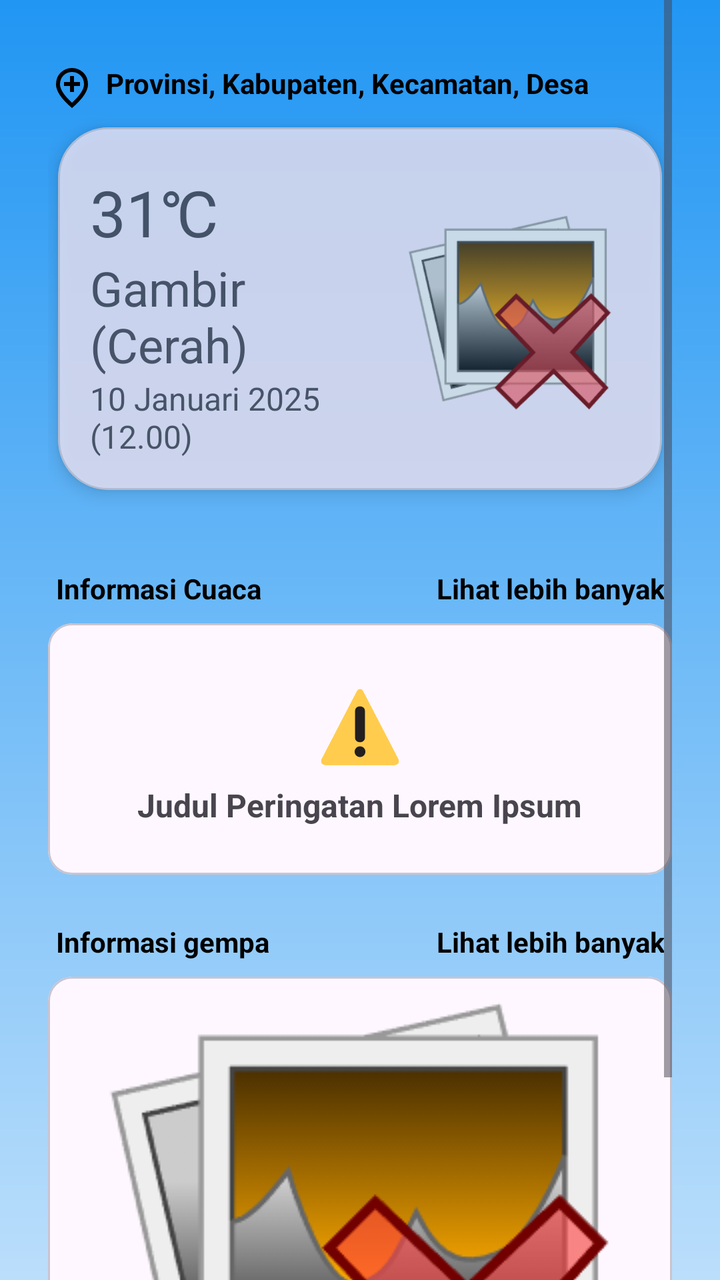
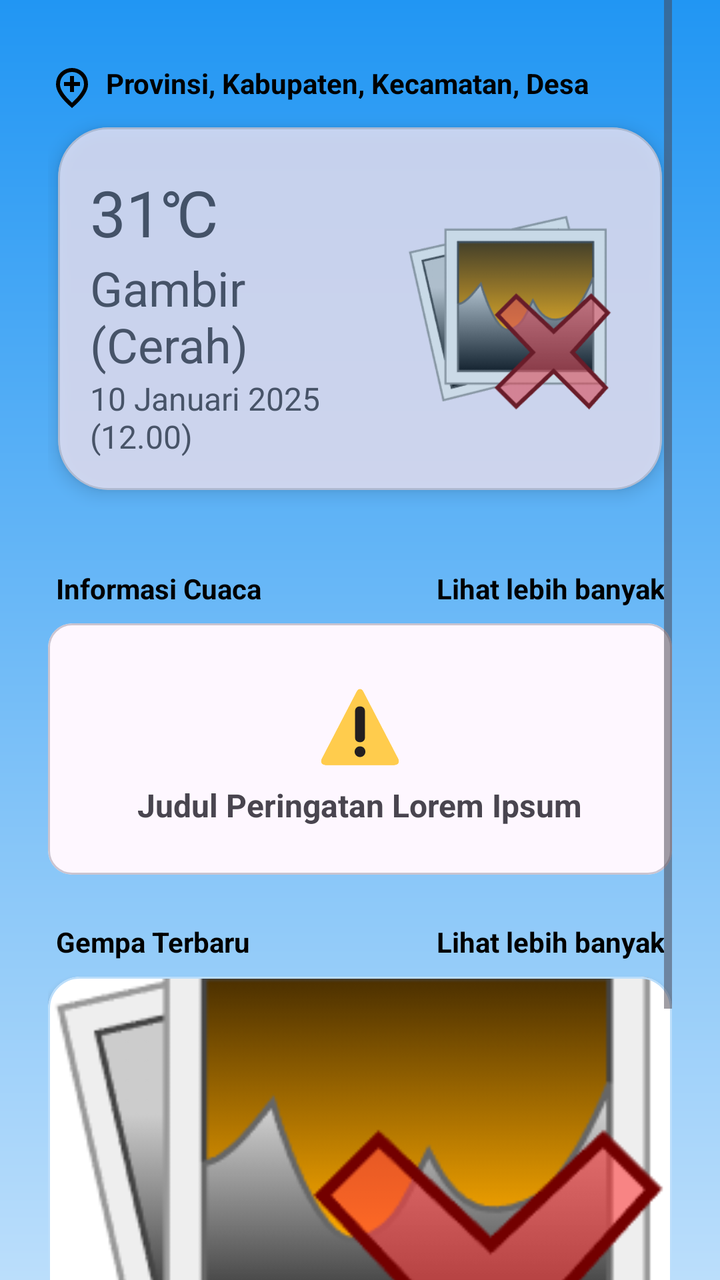

Screens rendered from an Android XML layout before and after an edit, with the pre-edit source and the edit as a unified diff.
<!-- AndroidManifest.xml: application theme Theme.Perbana -->
<!-- res/layout/activity_main.xml -->
<?xml version="1.0" encoding="utf-8"?>
<ScrollView xmlns:android="http://schemas.android.com/apk/res/android"
    xmlns:app="http://schemas.android.com/apk/res-auto"
    xmlns:tools="http://schemas.android.com/tools"
    android:layout_width="match_parent"
    android:layout_height="match_parent"
    android:fillViewport="true"
    android:background="@drawable/background_sunny"
    android:paddingHorizontal="24dp">

    <FrameLayout
        android:layout_width="match_parent"
        android:layout_height="wrap_content">

        <LinearLayout
            android:layout_width="match_parent"
            android:layout_height="wrap_content"
            android:id="@+id/main"
            tools:context=".MainActivity"
            android:orientation="vertical">

            <LinearLayout
                android:id="@+id/llLocation"
                android:layout_width="match_parent"
                android:layout_height="wrap_content"
                android:orientation="horizontal"
                android:layout_marginTop="32dp">

                <ImageView
                    android:layout_width="wrap_content"
                    android:layout_height="wrap_content"
                    android:src="@drawable/outline_add_location_24"/>

                <TextView
                    android:id="@+id/tvLocation"
                    android:layout_width="wrap_content"
                    android:layout_height="wrap_content"
                    android:text="Provinsi, Kabupaten, Kecamatan, Desa"
                    android:layout_weight="1"
                    android:layout_marginHorizontal="5dp"
                    android:textColor="@color/black"
                    android:textStyle="bold"/>

            </LinearLayout>

            <com.google.android.material.card.MaterialCardView
                android:id="@+id/cardMainWeather"
                android:layout_width="match_parent"
                android:layout_height="wrap_content"
                android:layout_marginBottom="8dp"
                android:alpha="0.8"
                app:cardCornerRadius="25dp"
                app:cardElevation="5dp"
                app:cardPreventCornerOverlap="false"
                app:cardUseCompatPadding="true">

                <LinearLayout
                    android:layout_width="match_parent"
                    android:layout_height="match_parent"
                    android:orientation="horizontal"
                    android:padding="16dp"
                    android:baselineAligned="false"
                    android:gravity="center_vertical">

                    <LinearLayout
                        android:layout_width="0dp"
                        android:layout_height="wrap_content"
                        android:orientation="vertical"
                        android:layout_marginEnd="5dp"
                        android:layout_weight="1">

                        <TextView
                            android:id="@+id/tvMainCurrentPlace"
                            android:layout_width="wrap_content"
                            android:layout_height="wrap_content"
                            android:layout_marginTop="5dp"
                            android:text="31\u2103"
                            android:textSize="32sp" />

                        <TextView
                            android:id="@+id/tvMainCurrentWeather"
                            android:layout_width="wrap_content"
                            android:layout_height="wrap_content"
                            android:text="Gambir (Cerah)"
                            android:textSize="24sp" />

                        <TextView
                            android:id="@+id/tvMainCurrentTime"
                            android:layout_width="wrap_content"
                            android:layout_height="wrap_content"
                            android:text="10 Januari 2025 (12.00)"
                            android:textSize="16sp" />
                    </LinearLayout>

                    <ImageView
                        android:id="@+id/ivCurrentWeather"
                        android:layout_width="120dp"
                        android:layout_height="120dp"
                        android:padding="8dp"
                        android:src="@drawable/missing_image"
                        android:scaleType="fitCenter"
                        android:adjustViewBounds="true"
                        android:contentDescription="Gambar ikon cuaca"/>
                </LinearLayout>


            </com.google.android.material.card.MaterialCardView>

            <androidx.recyclerview.widget.RecyclerView
                android:id="@+id/rvMainWeather"
                android:layout_width="match_parent"
                android:layout_height="wrap_content"
                android:layout_marginTop="8dp"
                android:nestedScrollingEnabled="false" />


            <com.google.android.material.card.MaterialCardView
                android:id="@+id/cardWeatherList"
                android:layout_width="match_parent"
                android:layout_height="wrap_content"
                android:layout_marginTop="8dp"
                android:visibility="gone">

                <LinearLayout
                    android:layout_width="match_parent"
                    android:layout_height="match_parent"
                    android:gravity="center"
                    android:orientation="vertical"
                    android:padding="24dp"
                    tools:ignore="UseCompoundDrawables">

                    <ImageView
                        android:id="@+id/ivWeatherWarning"
                        android:layout_width="40dp"
                        android:layout_height="40dp"
                        android:layout_margin="8dp"
                        android:src="@drawable/warning"
                        android:contentDescription="@string/warning_image"/>

                    <TextView
                        android:id="@+id/tvTitleWeatherWarning"
                        android:layout_width="wrap_content"
                        android:layout_height="wrap_content"
                        android:layout_marginHorizontal="8dp"
                        android:text="Data cuaca tidak tersedia"
                        android:textSize="16sp"
                        android:textStyle="bold" />

                </LinearLayout>


            </com.google.android.material.card.MaterialCardView>

            <LinearLayout
                android:layout_width="match_parent"
                android:layout_height="wrap_content"
                android:orientation="horizontal"
                android:weightSum="2"
                android:paddingHorizontal="4dp"
                android:layout_marginTop="16dp">

                <TextView
                    android:layout_width="0dp"
                    android:layout_height="wrap_content"
                    android:text="Informasi Cuaca"
                    android:textStyle="bold"
                    android:layout_weight="1"
                    android:textColor="@color/black"/>

                <TextView
                    android:layout_width="0dp"
                    android:layout_height="wrap_content"
                    android:text="Lihat lebih banyak"
                    android:textStyle="bold"
                    android:layout_weight="1"
                    android:gravity="right"
                    android:textColor="@color/black"/>
            </LinearLayout>

            <com.google.android.material.card.MaterialCardView
                android:id="@+id/cardWeatherWarning"
                android:layout_width="match_parent"
                android:layout_height="wrap_content"
                android:layout_marginTop="8dp"
                android:layout_marginBottom="24dp">

                <LinearLayout
                    android:layout_width="match_parent"
                    android:layout_height="match_parent"
                    android:gravity="center"
                    android:orientation="vertical"
                    android:padding="24dp"
                    tools:ignore="UseCompoundDrawables">

                    <ImageView
                        android:layout_width="40dp"
                        android:layout_height="40dp"
                        android:layout_margin="8dp"
                        android:src="@drawable/warning"
                        android:contentDescription="@string/warning_image"/>

                    <TextView
                        android:layout_width="wrap_content"
                        android:layout_height="wrap_content"
                        android:layout_marginHorizontal="8dp"
                        android:text="@string/warning_title"
                        android:textSize="16sp"
                        android:textStyle="bold" />

                </LinearLayout>
            </com.google.android.material.card.MaterialCardView>


            <LinearLayout
                android:layout_width="match_parent"
                android:layout_height="wrap_content"
                android:orientation="horizontal"
                android:weightSum="2"
                android:paddingHorizontal="4dp">

                <TextView
                    android:layout_width="0dp"
                    android:layout_height="wrap_content"
                    android:text="Informasi gempa"
                    android:textStyle="bold"
                    android:layout_weight="1"
                    android:textColor="@color/black"/>

                <TextView
                    android:id="@+id/tv_more_earthquake"
                    android:layout_width="0dp"
                    android:layout_height="wrap_content"
                    android:text="Lihat lebih banyak"
                    android:textStyle="bold"
                    android:layout_weight="1"
                    android:gravity="right"
                    android:textColor="@color/black"/>
            </LinearLayout>


            <com.google.android.material.card.MaterialCardView
                android:id="@+id/cardEarthQuakeWarning"
                android:layout_width="match_parent"
                android:layout_height="wrap_content"
                android:layout_marginTop="8dp"
                android:layout_marginBottom="16dp">

                <FrameLayout
                    android:layout_width="match_parent"
                    android:layout_height="match_parent">

                    <ImageView
                        android:id="@+id/ivAutoGempa"
                        android:layout_width="match_parent"
                        android:layout_height="match_parent"
                        android:scaleType="center"
                        android:src="@drawable/missing_image"/>
                </FrameLayout>

            </com.google.android.material.card.MaterialCardView>

        </LinearLayout>

        <ProgressBar
            android:id="@+id/pbMain"
            style="@style/Widget.AppCompat.ProgressBar"
            android:layout_width="wrap_content"
            android:layout_height="wrap_content"
            android:layout_gravity="center"
            android:visibility="gone"/>
    </FrameLayout>



</ScrollView>
<!-- resources referenced by this layout -->
<resources>
  <color name="black">#FF000000</color>
  <!-- drawable background_sunny (drawable) -->
  <?xml version="1.0" encoding="utf-8"?>
  <shape xmlns:android="http://schemas.android.com/apk/res/android" android:shape="rectangle">
      <gradient
          android:startColor="#2196F3"
          android:endColor="#BBDEFB"
          android:angle="270"/>
  </shape>
  <!-- drawable missing_image: png bitmap (drawable, 19068 bytes) -->
  <!-- drawable outline_add_location_24 (drawable) -->
  <vector xmlns:android="http://schemas.android.com/apk/res/android" android:height="24dp" android:tint="#000000" android:viewportHeight="960" android:viewportWidth="960" android:width="24dp">
        
      <path android:fillColor="@android:color/white" android:pathData="M440,560L520,560L520,440L640,440L640,360L520,360L520,240L440,240L440,360L320,360L320,440L440,440L440,560ZM480,774Q602,662 661,570.5Q720,479 720,408Q720,299 650.5,229.5Q581,160 480,160Q379,160 309.5,229.5Q240,299 240,408Q240,479 299,570.5Q358,662 480,774ZM480,880Q319,743 239.5,625.5Q160,508 160,408Q160,258 256.5,169Q353,80 480,80Q607,80 703.5,169Q800,258 800,408Q800,508 720.5,625.5Q641,743 480,880ZM480,400Q480,400 480,400Q480,400 480,400Q480,400 480,400Q480,400 480,400Q480,400 480,400Q480,400 480,400Q480,400 480,400Q480,400 480,400Z"/>
      
  </vector>
  <!-- drawable warning: png bitmap (drawable, 5751 bytes) -->
  <string name="warning_image">Warning image</string>
  <string name="warning_title">Judul Peringatan Lorem Ipsum</string>
  <style name="Theme.Perbana" parent="Base.Theme.Perbana" />
  <style name="Base.Theme.Perbana" parent="Theme.Material3.Light.NoActionBar">
          
          
      </style>
</resources>

<!-- the commit's change to res/layout/activity_main.xml (unified diff, before → after) -->
@@ -20,7 +20,7 @@
             android:orientation="vertical">
 
             <LinearLayout
-                android:id="@+id/llLocation"
+                android:id="@+id/ll_location"
                 android:layout_width="match_parent"
                 android:layout_height="wrap_content"
                 android:orientation="horizontal"
@@ -32,7 +32,7 @@
                     android:src="@drawable/outline_add_location_24"/>
 
                 <TextView
-                    android:id="@+id/tvLocation"
+                    android:id="@+id/tv_location"
                     android:layout_width="wrap_content"
                     android:layout_height="wrap_content"
                     android:text="Provinsi, Kabupaten, Kecamatan, Desa"
@@ -44,7 +44,7 @@
             </LinearLayout>
 
             <com.google.android.material.card.MaterialCardView
-                android:id="@+id/cardMainWeather"
+                android:id="@+id/card_main_weather"
                 android:layout_width="match_parent"
                 android:layout_height="wrap_content"
                 android:layout_marginBottom="8dp"
@@ -70,7 +70,7 @@
                         android:layout_weight="1">
 
                         <TextView
-                            android:id="@+id/tvMainCurrentPlace"
+                            android:id="@+id/tv_main_current_place"
                             android:layout_width="wrap_content"
                             android:layout_height="wrap_content"
                             android:layout_marginTop="5dp"
@@ -78,14 +78,14 @@
                             android:textSize="32sp" />
 
                         <TextView
-                            android:id="@+id/tvMainCurrentWeather"
+                            android:id="@+id/tv_main_current_weather"
                             android:layout_width="wrap_content"
                             android:layout_height="wrap_content"
                             android:text="Gambir (Cerah)"
                             android:textSize="24sp" />
 
                         <TextView
-                            android:id="@+id/tvMainCurrentTime"
+                            android:id="@+id/tv_main_current_time"
                             android:layout_width="wrap_content"
                             android:layout_height="wrap_content"
                             android:text="10 Januari 2025 (12.00)"
@@ -93,7 +93,7 @@
                     </LinearLayout>
 
                     <ImageView
-                        android:id="@+id/ivCurrentWeather"
+                        android:id="@+id/iv_current_weather"
                         android:layout_width="120dp"
                         android:layout_height="120dp"
                         android:padding="8dp"
@@ -107,7 +107,7 @@
             </com.google.android.material.card.MaterialCardView>
 
             <androidx.recyclerview.widget.RecyclerView
-                android:id="@+id/rvMainWeather"
+                android:id="@+id/rv_main_weather"
                 android:layout_width="match_parent"
                 android:layout_height="wrap_content"
                 android:layout_marginTop="8dp"
@@ -115,7 +115,7 @@
 
 
             <com.google.android.material.card.MaterialCardView
-                android:id="@+id/cardWeatherList"
+                android:id="@+id/card_weather_list"
                 android:layout_width="match_parent"
                 android:layout_height="wrap_content"
                 android:layout_marginTop="8dp"
@@ -130,7 +130,7 @@
                     tools:ignore="UseCompoundDrawables">
 
                     <ImageView
-                        android:id="@+id/ivWeatherWarning"
+                        android:id="@+id/iv_weather_warning"
                         android:layout_width="40dp"
                         android:layout_height="40dp"
                         android:layout_margin="8dp"
@@ -138,7 +138,7 @@
                         android:contentDescription="@string/warning_image"/>
 
                     <TextView
-                        android:id="@+id/tvTitleWeatherWarning"
+                        android:id="@+id/tv_title_weather_warning"
                         android:layout_width="wrap_content"
                         android:layout_height="wrap_content"
                         android:layout_marginHorizontal="8dp"
@@ -178,7 +178,7 @@
             </LinearLayout>
 
             <com.google.android.material.card.MaterialCardView
-                android:id="@+id/cardWeatherWarning"
+                android:id="@+id/card_weather_warning"
                 android:layout_width="match_parent"
                 android:layout_height="wrap_content"
                 android:layout_marginTop="8dp"
@@ -221,7 +221,7 @@
                 <TextView
                     android:layout_width="0dp"
                     android:layout_height="wrap_content"
-                    android:text="Informasi gempa"
+                    android:text="Gempa Terbaru"
                     android:textStyle="bold"
                     android:layout_weight="1"
                     android:textColor="@color/black"/>
@@ -239,30 +239,87 @@
 
 
             <com.google.android.material.card.MaterialCardView
-                android:id="@+id/cardEarthQuakeWarning"
+                android:id="@+id/card_earthquake_warning"
                 android:layout_width="match_parent"
                 android:layout_height="wrap_content"
                 android:layout_marginTop="8dp"
-                android:layout_marginBottom="16dp">
-
-                <FrameLayout
+                android:layout_marginBottom="16dp"
+                app:cardCornerRadius="16dp"
+                app:cardElevation="2dp"
+                app:strokeWidth="1dp"
+                app:strokeColor="@color/surface_card"
+                app:cardBackgroundColor="@color/white">
+
+                <LinearLayout
                     android:layout_width="match_parent"
-                    android:layout_height="match_parent">
+                    android:layout_height="wrap_content"
+                    android:orientation="vertical">
 
                     <ImageView
-                        android:id="@+id/ivAutoGempa"
+                        android:id="@+id/iv_auto_gempa"
                         android:layout_width="match_parent"
-                        android:layout_height="match_parent"
-                        android:scaleType="center"
-                        android:src="@drawable/missing_image"/>
-                </FrameLayout>
-
+                        android:layout_height="200dp"
+                        android:scaleType="centerCrop"
+                        android:src="@drawable/missing_image"
+                        android:contentDescription="Gambar auto gempa"/>
+                    
+                    <LinearLayout
+                        android:layout_width="match_parent"
+                        android:layout_height="wrap_content"
+                        android:orientation="vertical"
+                        android:padding="16dp">
+                        
+                        <LinearLayout
+                            android:layout_width="match_parent"
+                            android:layout_height="wrap_content"
+                            android:orientation="horizontal"
+                            android:gravity="center_vertical">
+                            
+                            <TextView
+                                android:id="@+id/tv_auto_magnitude"
+                                android:layout_width="wrap_content"
+                                android:layout_height="wrap_content"
+                                android:text="M 4.3"
+                                android:textColor="@color/danger"
+                                android:textStyle="bold"
+                                android:textSize="@dimen/text_size_h3"/>
+
+                            <TextView
+                                android:id="@+id/tv_auto_date"
+                                android:layout_width="0dp"
+                                android:layout_height="wrap_content"
+                                android:layout_weight="1"
+                                android:gravity="end"
+                                android:text="10 Agu 2026 • 03:35 WIB"
+                                android:textColor="@color/text_gray"
+                                android:textSize="12sp"/>
+                        </LinearLayout>
+
+                        <TextView
+                            android:id="@+id/tv_auto_region"
+                            android:layout_width="match_parent"
+                            android:layout_height="wrap_content"
+                            android:layout_marginTop="6dp"
+                            android:text="Wilayah pusat gempa"
+                            android:textColor="@color/primary_text"
+                            android:textSize="14sp"/>
+
+                        <TextView
+                            android:id="@+id/tv_auto_depth"
+                            android:layout_width="match_parent"
+                            android:layout_height="wrap_content"
+                            android:layout_marginTop="2dp"
+                            android:text="Kedalaman 15 km"
+                            android:textColor="@color/text_gray"
+                            android:textSize="12sp"/>
+                    </LinearLayout>
+                </LinearLayout>
             </com.google.android.material.card.MaterialCardView>
 
         </LinearLayout>
 
         <ProgressBar
-            android:id="@+id/pbMain"
+            android:id="@+id/pb_main"
             style="@style/Widget.AppCompat.ProgressBar"
             android:layout_width="wrap_content"
             android:layout_height="wrap_content"
<!-- resource entries referenced after the edit -->
@@ -1,6 +1,12 @@
 <!-- resources referenced by this layout -->
 <resources>
   <color name="black">#FF000000</color>
+  <color name="danger">#EF5350</color>
+  <color name="primary_text">#334E68</color>
+  <color name="surface_card">#BBDEFB</color>
+  <color name="text_gray">#6B7280</color>
+  <color name="white">#FFFFFFFF</color>
+  <dimen name="text_size_h3">24sp</dimen>
   <!-- drawable background_sunny (drawable) -->
   <?xml version="1.0" encoding="utf-8"?>
   <shape xmlns:android="http://schemas.android.com/apk/res/android" android:shape="rectangle">
